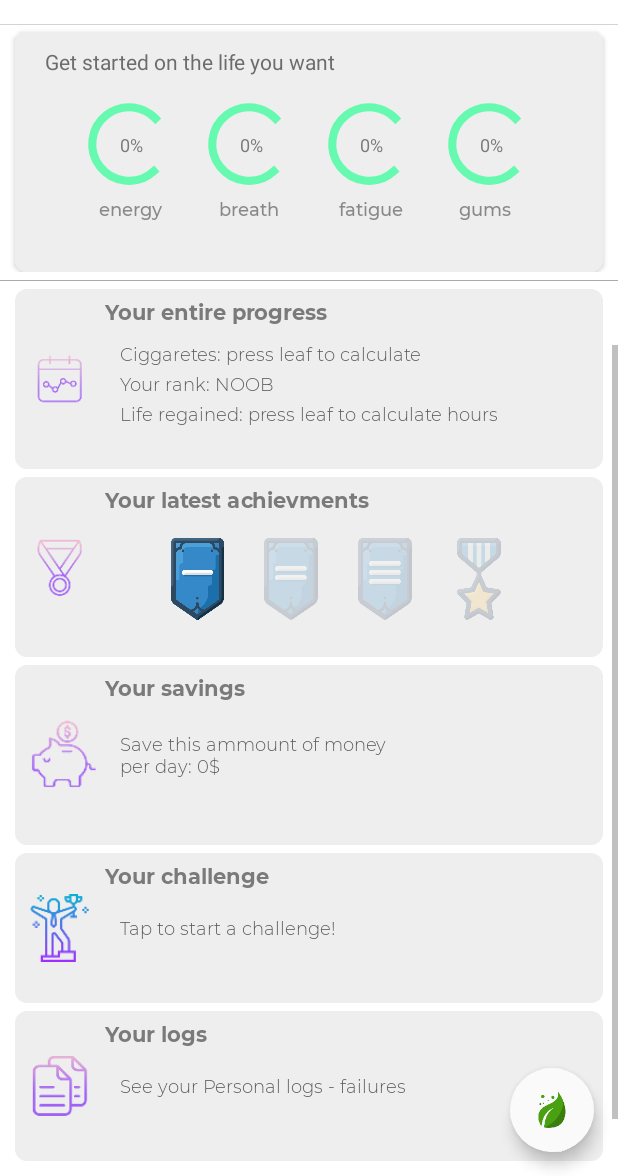
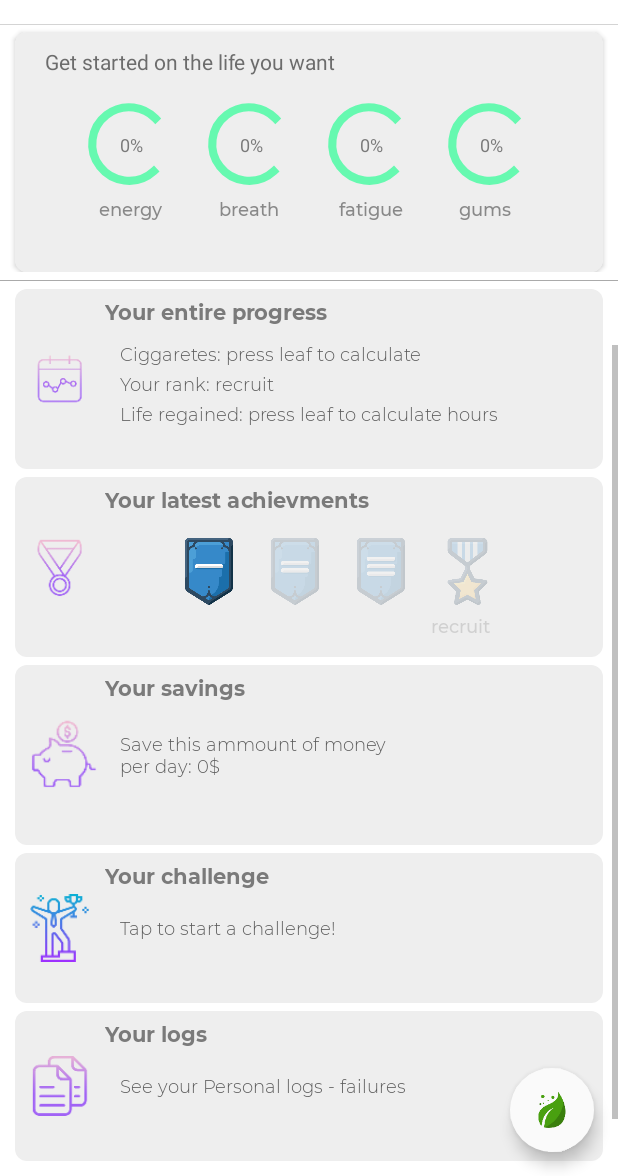
Before and after one commit to bytao7mao/brainrebootapp, an Android app: the MainActivity screen opened directly, with no data from a screen before it, scrolled down 410 dp, on a phone screen of 412 x 824 dp, the part 60-1236 px from its top. Run offline under Robolectric (Android 15) with nearby library versions, the light colour scheme and no system bars; our stand-ins replace ButterKnife; libraries missing offline, so code that uses them is left out: com.anupcowkur.herebedragons, com.budiyev.android, com.github.javiersantos.bottomdialogs, com.shashank.sony; plain views replace CircularProgressBar; Roboto replaces fonts that are not available here; 8 statements that could not run were skipped.

Commit message:
little modif

```diff
--- a/app/src/main/java/com/taozen/quithabit/MainActivity.java
+++ b/app/src/main/java/com/taozen/quithabit/MainActivity.java
@@ -1,9 +1,7 @@
 package com.taozen.quithabit;
 
 import android.annotation.SuppressLint;
-import android.app.AlertDialog;
 import android.content.Context;
-import android.content.DialogInterface;
 import android.content.Intent;
 import android.content.SharedPreferences;
 import android.content.res.Configuration;
@@ -22,9 +20,6 @@ import android.support.v4.content.ContextCompat;
 import android.support.v7.app.AppCompatActivity;
 import android.support.v7.widget.CardView;
 import android.support.v7.widget.Toolbar;
-import android.text.Editable;
-import android.text.InputType;
-import android.text.TextUtils;
 import android.util.DisplayMetrics;
 import android.util.Log;
 import android.util.TypedValue;
@@ -32,8 +27,6 @@ import android.view.Menu;
 import android.view.MenuItem;
 import android.view.View;
 import android.view.ViewGroup;
-import android.widget.Button;
-import android.widget.EditText;
 import android.widget.ImageView;
 import android.widget.LinearLayout;
 import android.widget.ProgressBar;
@@ -48,12 +41,10 @@ import com.google.gson.JsonObject;
 import com.google.gson.JsonParser;
 import com.shashank.sony.fancygifdialoglib.FancyGifDialog;
 import com.shashank.sony.fancygifdialoglib.FancyGifDialogListener;
-import com.taozen.quithabit.cardActivities.FailLogsActivity2;
-import com.taozen.quithabit.intro.IntroActivity;
+import com.taozen.quithabit.cardActivities.FailLogsActivity;
 import com.taozen.quithabit.optionsMenuActivities.AboutActivity;
 import com.taozen.quithabit.cardActivities.AchievmentsActivity;
 import com.taozen.quithabit.cardActivities.ChallengeActivity;
-import com.taozen.quithabit.cardActivities.FailLogsActivity;
 import com.taozen.quithabit.cardActivities.SavingsActivity;
 import com.taozen.quithabit.utils.MyHttpManager;
 
@@ -109,6 +100,10 @@ public class MainActivity extends AppCompatActivity {
     @BindView(R.id.card_view_mainID) CardView cardViewMain;
     @BindView(R.id.progressCardIdAchievments) CardView achievementRanksCard;
     //TextViews
+    @BindView(R.id.rankFourIdText) TextView rankFourTxt;
+    @BindView(R.id.rankThreeIdText) TextView rankThreeTxt;
+    @BindView(R.id.rankTwoIdText) TextView rankTwoTxt;
+    @BindView(R.id.rankOneIdText) TextView rankOneTxt;
     @BindView(R.id.toolbar_subtitle) TextView subTextToolbar;
     @BindView(R.id.counterTextId) TextView counterText;
     @BindView(R.id.txtProgressIdForGums) TextView txtProgressForGums;
@@ -303,6 +298,10 @@ public class MainActivity extends AppCompatActivity {
         userHoursProgressTxt.setTypeface(montSerratLightTypeface);
         subTextNonSmoker.setTypeface(montSerratMediumTypeface);
         subTextToolbar.setTypeface(montSerratSemiBoldTypeface);
+        rankFourTxt.setTypeface(montSerratMediumTypeface);
+        rankThreeTxt.setTypeface(montSerratMediumTypeface);
+        rankTwoTxt.setTypeface(montSerratMediumTypeface);
+        rankOneTxt.setTypeface(montSerratMediumTypeface);
 
         try {
             if (preferences.contains(COUNTER)){
@@ -330,7 +329,7 @@ public class MainActivity extends AppCompatActivity {
             @Override
             public void onClick(View v) {
                 //TODO: finish logs activity
-                Intent intent = new Intent(MainActivity.this, FailLogsActivity2.class);
+                Intent intent = new Intent(MainActivity.this, FailLogsActivity.class);
                 startActivity(intent);
             }
         });//timeStampCardView[END]
@@ -1126,16 +1125,24 @@ public class MainActivity extends AppCompatActivity {
         }
         int tempHourOfDayLight = HOUR_OF_DAYLIGHT == 0 ? 24 : HOUR_OF_DAYLIGHT;
         Log.d("TAOZEN9", "tempHour: " + tempHourOfDayLight);
-        if ((   (DAY_OF_PRESENT > DAY_OF_CLICK)
-                && !buttonClickedToday)
-                || counter == 0) {
-            //higher than 2 days or hour of now higher than higher of launch
-            if ((tempHourOfDayLight >= HOUR_OF_FIRSTLAUNCH)
-                    || (DAY_OF_PRESENT >= DAY_OF_CLICK+2)){
-                fab.show();
-                editor.putInt(COUNTER, counter);
-                editor.apply();
-            }
+        if ((   (DAY_OF_PRESENT > DAY_OF_CLICK) && !buttonClickedToday) || counter == 0) {
+            if (HOUR_OF_FIRSTLAUNCH < 24) {
+                tempHourOfDayLight = HOUR_OF_DAYLIGHT == 0 ? 23 : HOUR_OF_DAYLIGHT;
+                //higher than 2 days or hour of now higher than higher of launch
+                //in this way we assure that we cannot pass the day and have the hour higher in the same time
+                if ((tempHourOfDayLight >= HOUR_OF_FIRSTLAUNCH) || (DAY_OF_PRESENT >= DAY_OF_CLICK+2)){
+                    fab.show();
+                    editor.putInt(COUNTER, counter);
+                    editor.apply();
+                }
+            } else if (HOUR_OF_FIRSTLAUNCH == 24 || (DAY_OF_PRESENT >= DAY_OF_CLICK+2)) {
+                if (tempHourOfDayLight == HOUR_OF_DAYLIGHT){
+                    fab.show();
+                    editor.putInt(COUNTER, counter);
+                    editor.apply();
+                }
+            }
+
             Log.d("TAOZEN9", "green condition true and counter == "
                     + counter + buttonClickedToday + "dayofpresent="
                     + DAY_OF_PRESENT + " dayofclick="+DAY_OF_CLICK);
@@ -1400,14 +1407,22 @@ public class MainActivity extends AppCompatActivity {
         if (counter>=0&&counter<10) {
             //user have between a day and a week
             rankOneImg.setBackgroundResource(R.mipmap.chevron7);
+            rankOneTxt.setText("recruit");
+            rankOneTxt.setAlpha(0.0f);
             rankOneImg.setAlpha(1.0f);
             rankTwoImg.setBackgroundResource(R.mipmap.chevron8);
+            rankTwoTxt.setText("bronzeII");
+            rankTwoTxt.setAlpha(0.0f);
             rankTwoImg.setAlpha(0.2f);
             rankThreeImg.setBackgroundResource(R.mipmap.chevron9);
+            rankThreeTxt.setText("bronzeIII");
+            rankThreeTxt.setAlpha(0.0f);
             rankThreeImg.setAlpha(0.2f);
             rankFourImg.setBackgroundResource(R.mipmap.chevron11);
+            rankFourTxt.setText("recruit");
+            rankFourTxt.setAlpha(0.2f);
             rankFourImg.setAlpha(0.2f);
-            editor.putString("rank", "NOOB");
+            editor.putString("rank", "recruit");
         } else if (counter>9&&counter<20) {
             rankOneImg.setBackgroundResource(R.mipmap.chevron7);
             rankOneImg.setAlpha(1.0f);
@@ -1420,14 +1435,22 @@ public class MainActivity extends AppCompatActivity {
             editor.putString("rank", "NOOB");
         } else if (counter>19&&counter<30) {
             rankOneImg.setBackgroundResource(R.mipmap.chevron7);
+            rankOneTxt.setText("bronzeI");
+            rankOneTxt.setAlpha(0.0f);
             rankOneImg.setAlpha(1.0f);
             rankTwoImg.setBackgroundResource(R.mipmap.chevron8);
+            rankTwoTxt.setText("bronzeII");
+            rankTwoTxt.setAlpha(0.0f);
             rankTwoImg.setAlpha(1.0f);
             rankThreeImg.setBackgroundResource(R.mipmap.chevron9);
+            rankThreeTxt.setText("bronzeIII");
+            rankThreeTxt.setAlpha(0.0f);
             rankThreeImg.setAlpha(1.0f);
             rankFourImg.setBackgroundResource(R.mipmap.chevron11);
+            rankFourTxt.setText("recruit");
+            rankFourTxt.setAlpha(0.7f);
             rankFourImg.setAlpha(1.0f);
-            editor.putString("rank", "NOOB");
+            editor.putString("rank", "recruit");
         } else if (counter>29&&counter<40) {
             //when user pass 1 week
             rankOneImg.setBackgroundResource(R.mipmap.chevron16);
--- a/app/src/main/res/layout/activity_main_lower_body.xml
+++ b/app/src/main/res/layout/activity_main_lower_body.xml
@@ -137,8 +137,8 @@
                         android:layout_marginLeft="10dp"
                         android:background="@mipmap/medal" />
                     <LinearLayout
-                        android:layout_width="250dp"
-                        android:layout_height="65dp"
+                        android:layout_width="230dp"
+                        android:layout_height="55dp"
                         android:layout_marginTop="35dp"
                         android:layout_gravity="center_horizontal"
                         android:layout_marginLeft="30dp"
@@ -167,6 +167,54 @@
                             android:layout_margin="5dp"
                             android:layout_height="wrap_content"
                             android:layout_weight="1" />
+                    </LinearLayout>
+                    <LinearLayout
+                        android:layout_width="250dp"
+                        android:layout_height="55dp"
+                        android:layout_marginTop="90dp"
+                        android:layout_gravity="center_horizontal"
+                        android:layout_marginLeft="22dp"
+                        android:layout_marginRight="10dp">
+                        <TextView
+                            android:id="@+id/rankOneIdText"
+                            android:layout_width="wrap_content"
+                            android:text="two"
+                            style="@style/TextColorBlack"
+                            android:layout_margin="1dp"
+                            android:layout_height="wrap_content"
+                            android:layout_weight="1"
+                            android:textSize="12sp"
+                            android:alpha="0.7"/>
+                        <TextView
+                            android:id="@+id/rankTwoIdText"
+                            android:layout_width="wrap_content"
+                            android:text="two"
+                            style="@style/TextColorBlack"
+                            android:layout_margin="1dp"
+                            android:layout_height="wrap_content"
+                            android:layout_weight="1"
+                            android:textSize="12sp"
+                            android:alpha="0.7"/>
+                        <TextView
+                            android:id="@+id/rankThreeIdText"
+                            android:layout_width="wrap_content"
+                            android:text="two"
+                            style="@style/TextColorBlack"
+                            android:layout_margin="1dp"
+                            android:layout_height="wrap_content"
+                            android:layout_weight="1"
+                            android:textSize="12sp"
+                            android:alpha="0.7"/>
+                        <TextView
+                            android:id="@+id/rankFourIdText"
+                            android:layout_width="wrap_content"
+                            android:text="two"
+                            style="@style/TextColorBlack"
+                            android:layout_margin="1dp"
+                            android:layout_height="wrap_content"
+                            android:layout_weight="1"
+                            android:textSize="12sp"
+                            android:alpha="0.7"/>
                     </LinearLayout>
                 </android.support.v7.widget.CardView>
         </FrameLayout>
```
Also changed, not shown: app/src/main/AndroidManifest.xml (+3 -4 lines), app/src/main/java/com/taozen/quithabit/cardActivities/AchievmentsActivity.java (+12 -17 lines), app/src/main/java/com/taozen/quithabit/cardActivities/FailLogsActivity.java (renamed from app/src/main/java/com/taozen/quithabit/cardActivities/FailLogsActivity2.java, +6 -12 lines), app/src/main/java/com/taozen/quithabit/cardActivities/FailLogsActivity.kt (deleted, +0 -92 lines), app/src/main/res/layout/activity_fail_logs2.xml (deleted, +0 -9 lines).
